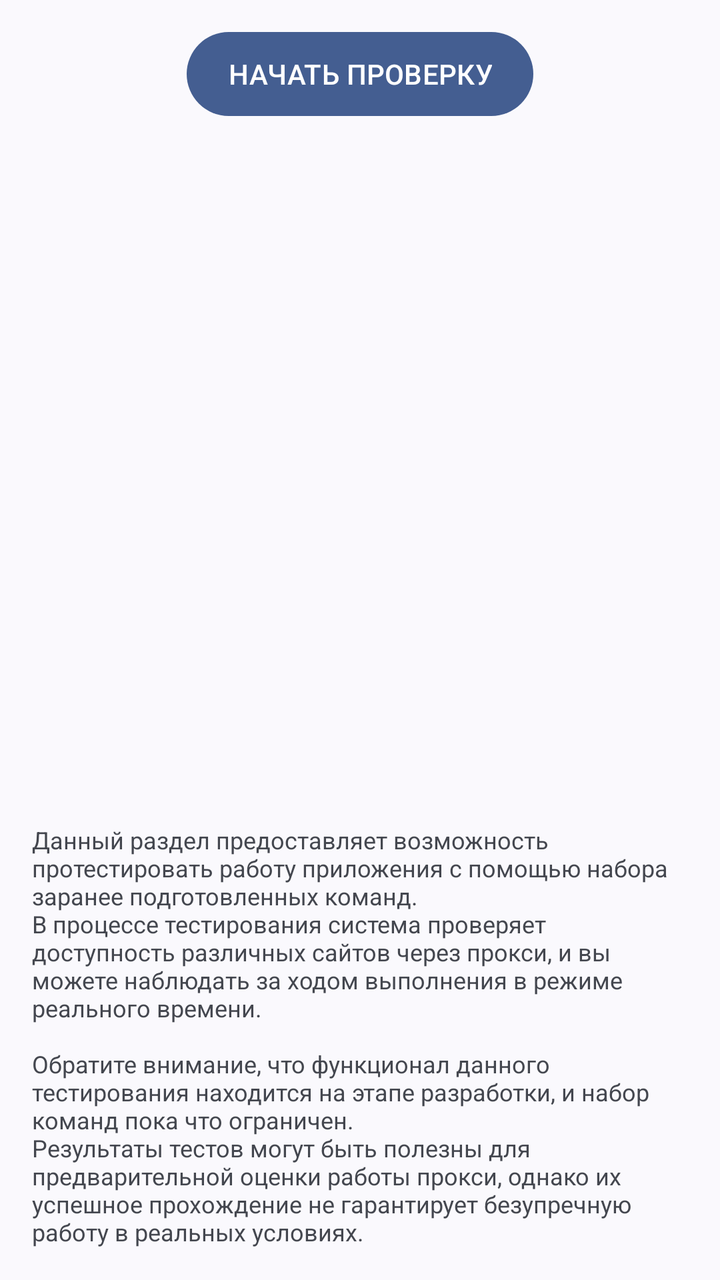
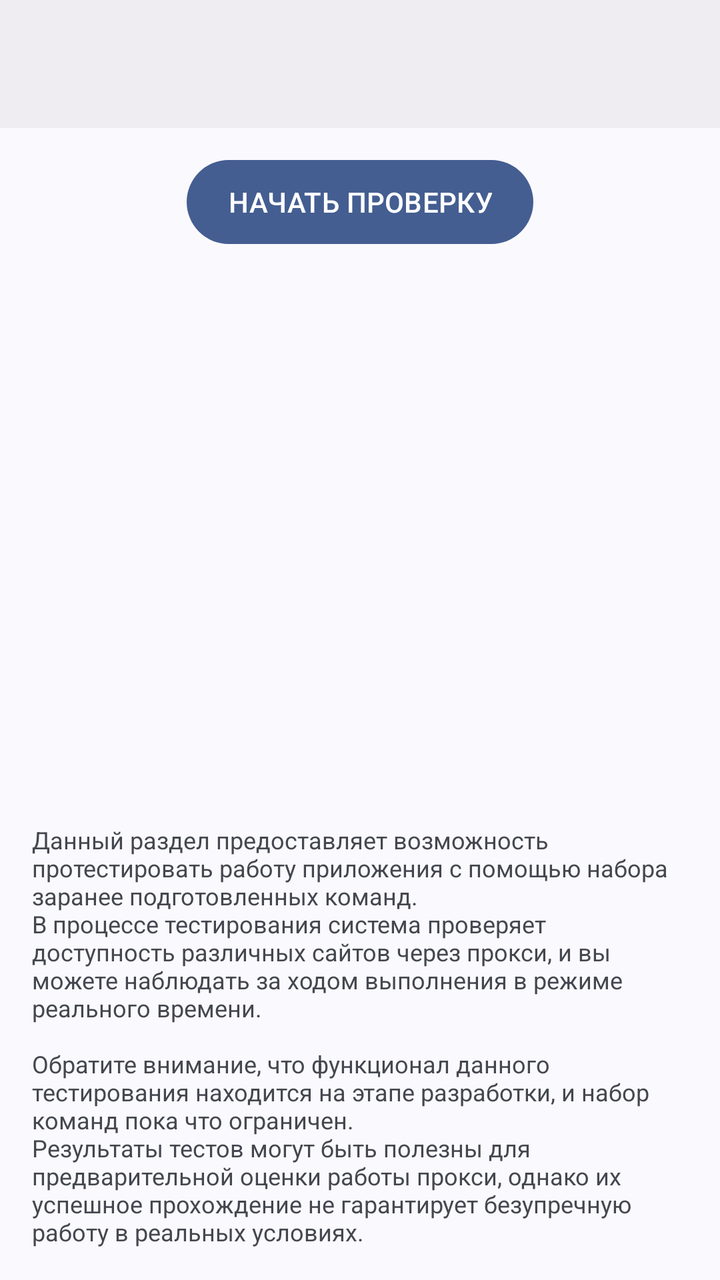

Before-and-after screenshots of an Android layout around one commit, followed by the original layout XML and the change that was made.
<!-- AndroidManifest.xml: application theme Theme.ByeDPI -->
<!-- res/layout/activity_proxy_test.xml -->
<?xml version="1.0" encoding="utf-8"?>
<LinearLayout
    xmlns:android="http://schemas.android.com/apk/res/android"
    android:layout_width="match_parent"
    android:layout_height="match_parent"
    android:orientation="vertical">

    <LinearLayout
        android:layout_width="match_parent"
        android:layout_height="wrap_content"
        android:orientation="vertical"
        android:paddingTop="16dp"
        android:paddingBottom="12dp"
        android:background="?android:attr/colorBackground">

        <Button
            android:id="@+id/startStopButton"
            android:layout_width="wrap_content"
            android:layout_height="42dp"
            android:layout_gravity="center_horizontal"
            android:insetTop="0dp"
            android:insetBottom="0dp"
            android:paddingLeft="10pt"
            android:paddingRight="10pt"
            android:textAllCaps="true"
            android:text="@string/test_start" />

        <TextView
            android:id="@+id/progressTextView"
            android:layout_width="match_parent"
            android:layout_height="wrap_content"
            android:textAlignment="center"
            android:paddingTop="6dp"/>
    </LinearLayout>

    <androidx.recyclerview.widget.RecyclerView
        android:id="@+id/strategiesRecyclerView"
        android:layout_width="match_parent"
        android:layout_height="0dp"
        android:layout_weight="1"
        android:clipToPadding="false"
        android:paddingTop="0dp"
        android:paddingBottom="4dp" />

    <TextView
        android:id="@+id/disclaimerTextView"
        android:layout_width="match_parent"
        android:layout_height="wrap_content"
        android:padding="16dp"
        android:text="@string/test_disclaimer"
        android:textSize="12sp" />

</LinearLayout>
<!-- resources referenced by this layout -->
<resources>
  <string name="test_disclaimer">
          Данный раздел предоставляет возможность протестировать работу приложения с помощью набора заранее подготовленных команд.
          \nВ процессе тестирования система проверяет доступность различных сайтов через прокси, и вы можете наблюдать за ходом выполнения в режиме реального времени.
          \n
          \nОбратите внимание, что функционал данного тестирования находится на этапе разработки, и набор команд пока что ограничен.
          \nРезультаты тестов могут быть полезны для предварительной оценки работы прокси, однако их успешное прохождение не гарантирует безупречную работу в реальных условиях.
      </string>
  <string name="test_start">Начать проверку</string>
  <style name="Theme.ByeDPI" parent="Theme.MaterialComponents.DayNight.DarkActionBar">
          <item name="colorPrimary">#5976DF</item>
          <item name="colorPrimaryVariant">#3C52A3</item>
          <item name="colorOnPrimary">#FFFFFF</item>
  
          <item name="colorSecondary">#5976DF</item>
          <item name="colorSecondaryVariant">#3C52A3</item>
          <item name="colorOnSecondary">#FFFFFF</item>
  
          <item name="android:statusBarColor">#3C52A3</item>
  
          <item name="colorSurface">#F5F5F5</item>
          <item name="colorOnSurface">#212121</item>
  
          <item name="materialCardViewStyle">@style/SmallShadowCard</item>
      </style>
  <style name="SmallShadowCard" parent="Widget.MaterialComponents.CardView">
          <item name="cardElevation">1dp</item>
      </style>
</resources>

<!-- the commit's change to res/layout/activity_proxy_test.xml (unified diff, before → after) -->
@@ -5,49 +5,67 @@
     android:layout_height="match_parent"
     android:orientation="vertical">
 
+    <include layout="@layout/app_toolbar" />
+
     <LinearLayout
-        android:layout_width="match_parent"
-        android:layout_height="wrap_content"
-        android:orientation="vertical"
-        android:paddingTop="16dp"
-        android:paddingBottom="12dp"
-        android:background="?android:attr/colorBackground">
-
-        <Button
-            android:id="@+id/startStopButton"
-            android:layout_width="wrap_content"
-            android:layout_height="42dp"
-            android:layout_gravity="center_horizontal"
-            android:insetTop="0dp"
-            android:insetBottom="0dp"
-            android:paddingLeft="10pt"
-            android:paddingRight="10pt"
-            android:textAllCaps="true"
-            android:text="@string/test_start" />
-
-        <TextView
-            android:id="@+id/progressTextView"
-            android:layout_width="match_parent"
-            android:layout_height="wrap_content"
-            android:textAlignment="center"
-            android:paddingTop="6dp"/>
-    </LinearLayout>
-
-    <androidx.recyclerview.widget.RecyclerView
-        android:id="@+id/strategiesRecyclerView"
         android:layout_width="match_parent"
         android:layout_height="0dp"
         android:layout_weight="1"
-        android:clipToPadding="false"
-        android:paddingTop="0dp"
-        android:paddingBottom="4dp" />
+        android:orientation="vertical"
+        android:background="?android:attr/colorBackground">
 
-    <TextView
-        android:id="@+id/disclaimerTextView"
-        android:layout_width="match_parent"
-        android:layout_height="wrap_content"
-        android:padding="16dp"
-        android:text="@string/test_disclaimer"
-        android:textSize="12sp" />
+        <LinearLayout
+            android:layout_width="match_parent"
+            android:layout_height="wrap_content"
+            android:orientation="vertical"
+            android:paddingTop="16dp"
+            android:paddingBottom="12dp">
+
+            <Button
+                android:id="@+id/startStopButton"
+                android:layout_width="wrap_content"
+                android:layout_height="42dp"
+                android:layout_gravity="center_horizontal"
+                android:insetTop="0dp"
+                android:insetBottom="0dp"
+                android:paddingLeft="10pt"
+                android:paddingRight="10pt"
+                android:textAllCaps="true"
+                android:text="@string/test_start" />
+
+            <TextView
+                android:id="@+id/progressTextView"
+                android:layout_width="match_parent"
+                android:layout_height="wrap_content"
+                android:textAlignment="center"
+                android:paddingTop="6dp"/>
+        </LinearLayout>
+
+        <androidx.recyclerview.widget.RecyclerView
+            android:id="@+id/strategiesRecyclerView"
+            android:layout_width="match_parent"
+            android:layout_height="0dp"
+            android:layout_weight="1"
+            android:clipToPadding="false"
+            android:paddingTop="0dp"
+            android:paddingBottom="4dp" />
+
+        <TextView
+            android:id="@+id/disclaimerTextView"
+            android:layout_width="match_parent"
+            android:layout_height="wrap_content"
+            android:padding="16dp"
+            android:text="@string/test_disclaimer"
+            android:textSize="12sp" />
+
+    </LinearLayout>
 
 </LinearLayout>
+<!-- res/layout/app_toolbar.xml (included above) -->
+<?xml version="1.0" encoding="utf-8"?>
+<com.google.android.material.appbar.MaterialToolbar
+    xmlns:android="http://schemas.android.com/apk/res/android"
+    android:id="@+id/toolbar"
+    style="@style/AppToolbar"
+    android:layout_width="match_parent"
+    android:layout_height="?attr/actionBarSize" />
<!-- resource entries referenced after the edit -->
@@ -8,7 +8,8 @@
           \nРезультаты тестов могут быть полезны для предварительной оценки работы прокси, однако их успешное прохождение не гарантирует безупречную работу в реальных условиях.
       </string>
   <string name="test_start">Начать проверку</string>
-  <style name="Theme.ByeDPI" parent="Theme.MaterialComponents.DayNight.DarkActionBar">
+  <style name="AppToolbar" parent="Widget.MaterialComponents.Toolbar.Primary" />
+  <style name="Theme.ByeDPI" parent="Theme.MaterialComponents.DayNight.NoActionBar">
           <item name="colorPrimary">#5976DF</item>
           <item name="colorPrimaryVariant">#3C52A3</item>
           <item name="colorOnPrimary">#FFFFFF</item>
